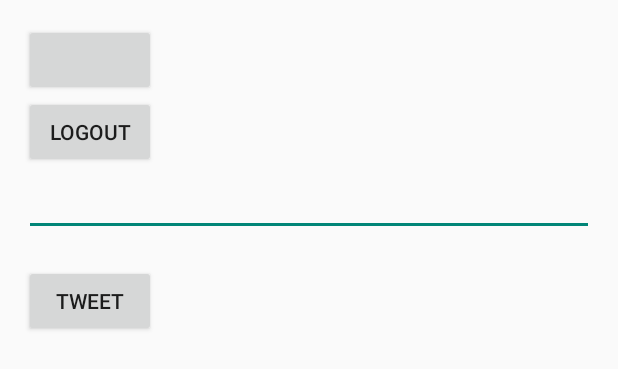
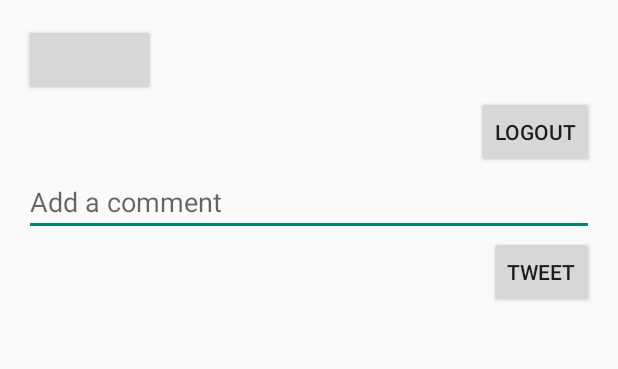
Before and after one commit to thunsaker/Xcerpt, an Android app: the layout activity_share.xml on its own in the app's theme, with its tools: preview values and no code run, on a phone screen of 412 x 824 dp. Shown: the top 369 px of the screen. Run offline under Robolectric (Android 15) with nearby library versions, the phone set to English and light mode, and no system bars; plain views replace TwitterLoginButton.

Commit message:
polished Share page interface, added lots of colours!

```diff
--- a/app/src/main/java/ericbai/com/sharepiece/CustomizeActivity.java
+++ b/app/src/main/java/ericbai/com/sharepiece/CustomizeActivity.java
@@ -89,8 +89,8 @@ public class CustomizeActivity extends FragmentActivity {
         contentPreview.setText(excerpt);
 
         SharedPreferences settings = getPreferences(0);
-        int defaultColour = settings.getInt(COLOUR_SETTING, android.R.color.holo_purple);
-        backgroundView.setBackgroundColor(getResources().getColor(defaultColour));
+        int defaultColour = settings.getInt(COLOUR_SETTING, Color.parseColor("#9C27B0"));
+        backgroundView.setBackgroundColor(defaultColour);
 
         SearchAsyncTask searchTask =
                 new SearchAsyncTask(excerpt, NUM_RESULTS, new SearchAsyncTask.Callback() {
--- a/app/src/main/java/ericbai/com/sharepiece/PasteActivity.java
+++ b/app/src/main/java/ericbai/com/sharepiece/PasteActivity.java
@@ -40,7 +40,6 @@ public class PasteActivity extends Activity {
         super.onCreate(savedInstanceState);
         TwitterAuthConfig authConfig = new TwitterAuthConfig(TWITTER_KEY, TWITTER_SECRET);
         Fabric.with(this, new Crashlytics(), new Twitter(authConfig));
-
 
         setContentView(R.layout.activity_paste);
 
--- a/app/src/main/res/layout/activity_share.xml
+++ b/app/src/main/res/layout/activity_share.xml
@@ -21,48 +21,49 @@
         android:layout_height="wrap_content"
         android:orientation="vertical">
 
-        <LinearLayout
-            android:layout_width="match_parent"
-            android:layout_height="wrap_content"
-            android:orientation="horizontal">
+        <RelativeLayout
+            android:layout_width="wrap_content"
+            android:layout_height="wrap_content">
             <TextView
                 android:id="@+id/user_name"
+                android:layout_alignParentLeft="true"
                 android:layout_width="wrap_content"
-                android:layout_height="match_parent" />
+                android:layout_height="wrap_content" />
 
             <Button
+                style="?android:attr/buttonStyleSmall"
                 android:id="@+id/logout"
+                android:layout_alignParentRight="true"
                 android:layout_width="wrap_content"
                 android:layout_height="wrap_content"
                 android:text="@string/logout"
                 android:onClick="logOut"/>
-        </LinearLayout>
+        </RelativeLayout>
 
         <EditText
             android:id="@+id/tweet"
             android:layout_width="match_parent"
-            android:layout_height="match_parent" />
-        <TextView
-            android:id="@+id/link"
-            android:layout_width="match_parent"
-            android:layout_height="match_parent" />
+            android:layout_height="match_parent"
+            android:hint="@string/addComment"/>
 
-        <LinearLayout
-            android:layout_width="match_parent"
-            android:layout_height="wrap_content"
-            android:orientation="horizontal">
+        <RelativeLayout
+            android:layout_width="wrap_content"
+            android:layout_height="wrap_content">
         <TextView
             android:id="@+id/character_count"
+            android:layout_alignParentLeft="true"
             android:layout_width="wrap_content"
-            android:layout_height="match_parent" />
+            android:layout_height="wrap_content" />
 
             <Button
+                style="?android:attr/buttonStyleSmall"
                 android:id="@+id/tweet_button"
+                android:layout_alignParentRight="true"
                 android:layout_width="wrap_content"
                 android:layout_height="wrap_content"
                 android:text="@string/tweet"
                 android:onClick="postTweet"/>
-            </LinearLayout>
+            </RelativeLayout>
         </LinearLayout>
 
     <ImageView
--- a/app/src/main/res/values/strings.xml
+++ b/app/src/main/res/values/strings.xml
@@ -9,6 +9,7 @@
     <string name="back_button">Back</string>
     <string name="share_button">Done</string>
     <string name="tweet">Tweet</string>
+    <string name="addComment">Add a comment</string>
     <string name="logout">Logout</string>
     <string name="edit_message">Article excerpt</string>
     <string name="action_settings">Settings</string>
```
Also changed, not shown: app/src/main/java/ericbai/com/sharepiece/ScreenSlidePageFragment.java (+28 -11 lines), app/src/main/java/ericbai/com/sharepiece/ShareActivity.java (+4 -5 lines), app/src/main/res/layout/pick_colour_view.xml (deleted, +0 -23 lines).
